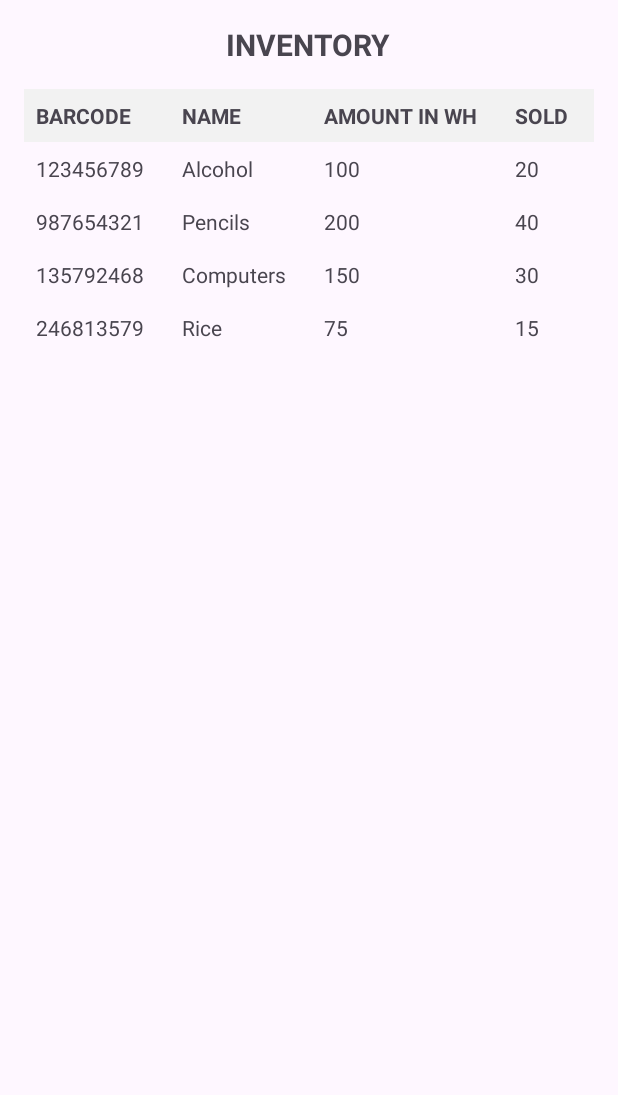
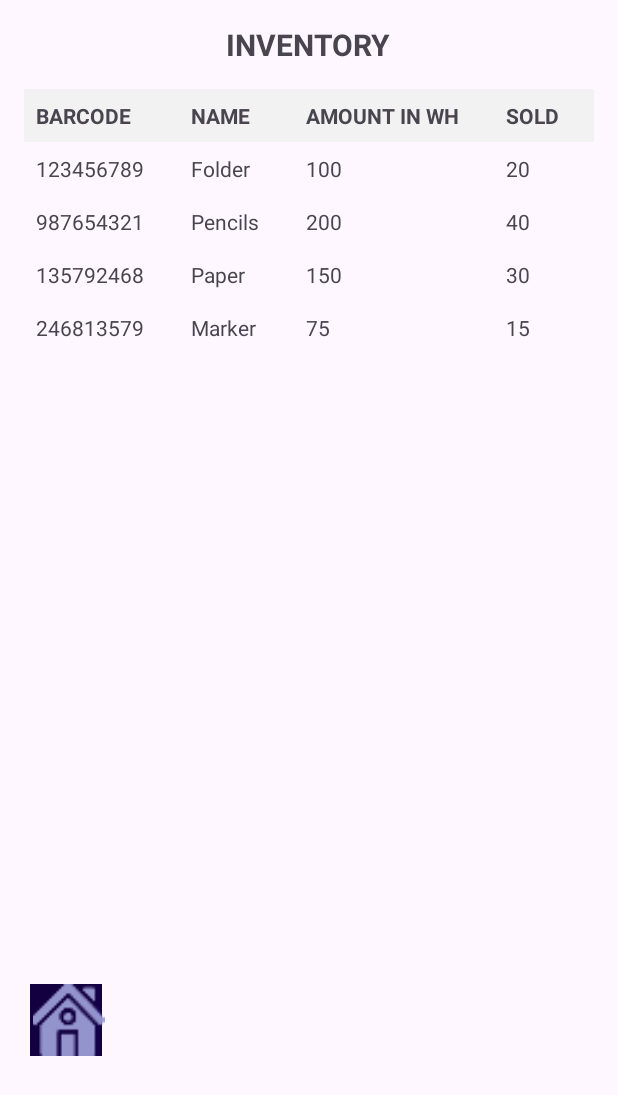
Before and after one commit to haarveyd/Inventario, an Android app: the Inventoryt screen opened directly, with no data from a screen before it, on a phone screen of 412 x 824 dp. Shown: the top 1095 px of the screen. Run offline under Robolectric (Android 15) with nearby library versions, the phone set to English and light mode, and no system bars.

Commit message:
Boton home

```diff
--- a/app/src/main/java/com/example/inventario/Start.java
+++ b/app/src/main/java/com/example/inventario/Start.java
@@ -19,4 +19,10 @@ public class Start extends AppCompatActivity {
         startActivity(accionar);
 
     }
+
+    public void nextActivity6(View v){
+        Intent accionar3=new Intent(this, Inventory.class);
+        startActivity(accionar3);
+    }
+
 }
--- a/app/src/main/res/layout/activity_inventory.xml
+++ b/app/src/main/res/layout/activity_inventory.xml
@@ -232,7 +232,7 @@
 
                 <LinearLayout
                     android:layout_width="wrap_content"
-                    android:layout_height="141dp"
+                    android:layout_height="match_parent"
                     android:layout_margin="20dp"
                     android:orientation="horizontal">
 
--- a/app/src/main/res/layout/activity_inventoryt.xml
+++ b/app/src/main/res/layout/activity_inventoryt.xml
@@ -1,5 +1,6 @@
 <?xml version="1.0" encoding="utf-8"?>
 <ScrollView xmlns:android="http://schemas.android.com/apk/res/android"
+    xmlns:app="http://schemas.android.com/apk/res-auto"
     android:layout_width="match_parent"
     android:layout_height="match_parent"
     android:padding="16dp">
@@ -9,7 +10,7 @@
         android:layout_height="wrap_content"
         android:orientation="vertical">
 
-    <TextView
+        <TextView
         android:layout_width="wrap_content"
         android:layout_height="wrap_content"
         android:text="INVENTORY"
@@ -18,7 +19,7 @@
         android:textStyle="bold"
         android:layout_marginBottom="16dp"/>
 
-    <TableLayout
+        <TableLayout
         android:id="@+id/tableLayout"
         android:layout_width="match_parent"
         android:layout_height="wrap_content"
@@ -63,12 +64,13 @@
                 android:layout_height="wrap_content"
                 android:text="123456789"
                 android:padding="8dp"/>
+
             <TextView
                 android:id="@+id/name1"
                 android:layout_width="wrap_content"
                 android:layout_height="wrap_content"
-                android:text="Alcohol"
-                android:padding="8dp"/>
+                android:padding="8dp"
+                android:text="Folder" />
             <TextView
                 android:id="@+id/amount1"
                 android:layout_width="wrap_content"
@@ -117,12 +119,13 @@
                 android:layout_height="wrap_content"
                 android:text="135792468"
                 android:padding="8dp"/>
+
             <TextView
                 android:id="@+id/name3"
                 android:layout_width="wrap_content"
                 android:layout_height="wrap_content"
-                android:text="Computers"
-                android:padding="8dp"/>
+                android:padding="8dp"
+                android:text="Paper" />
             <TextView
                 android:id="@+id/amount3"
                 android:layout_width="wrap_content"
@@ -144,12 +147,13 @@
                 android:layout_height="wrap_content"
                 android:text="246813579"
                 android:padding="8dp"/>
+
             <TextView
                 android:id="@+id/name4"
                 android:layout_width="wrap_content"
                 android:layout_height="wrap_content"
-                android:text="Rice"
-                android:padding="8dp"/>
+                android:padding="8dp"
+                android:text="Marker" />
             <TextView
                 android:id="@+id/amount4"
                 android:layout_width="wrap_content"
@@ -165,5 +169,37 @@
         </TableRow>
 
     </TableLayout>
+
+        <androidx.constraintlayout.widget.ConstraintLayout
+            android:layout_width="match_parent"
+            android:layout_height="468dp">
+
+            <Button
+                android:id="@+id/button3"
+                android:layout_width="48dp"
+                android:layout_height="48dp"
+                android:layout_marginStart="4dp"
+                android:background="#ffff"
+                android:onClick="nextActivity6"
+                android:text="b"
+                android:textColor="#757575"
+                app:iconTint="#ffff"
+                app:layout_constraintBottom_toBottomOf="parent"
+                app:layout_constraintStart_toStartOf="parent"
+                app:layout_constraintTop_toTopOf="parent"
+                app:layout_constraintVertical_bias="1.0" />
+
+            <ImageView
+                android:id="@+id/imageView11"
+                android:layout_width="51dp"
+                android:layout_height="48dp"
+                android:layout_marginStart="4dp"
+                app:layout_constraintBottom_toBottomOf="parent"
+                app:layout_constraintStart_toStartOf="parent"
+                app:layout_constraintTop_toTopOf="parent"
+                app:layout_constraintVertical_bias="1.0"
+                app:srcCompat="@drawable/bottom_btn1" />
+        </androidx.constraintlayout.widget.ConstraintLayout>
+
     </LinearLayout>
 </ScrollView>
```
Also changed, not shown: app/src/main/res/layout/activity_product_entry.xml (+34 -3 lines), app/src/main/res/layout/activity_product_output.xml (+35 -2 lines), app/src/main/res/layout/activity_sales.xml (+31 -0 lines).
